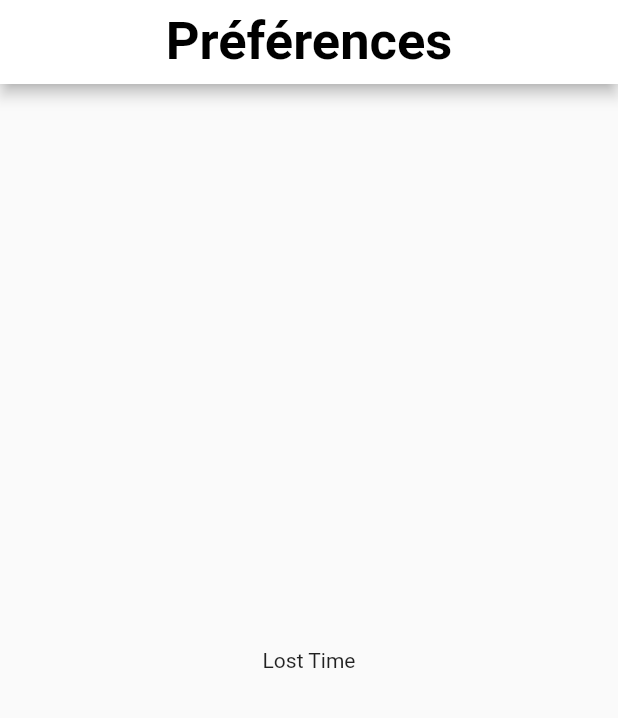
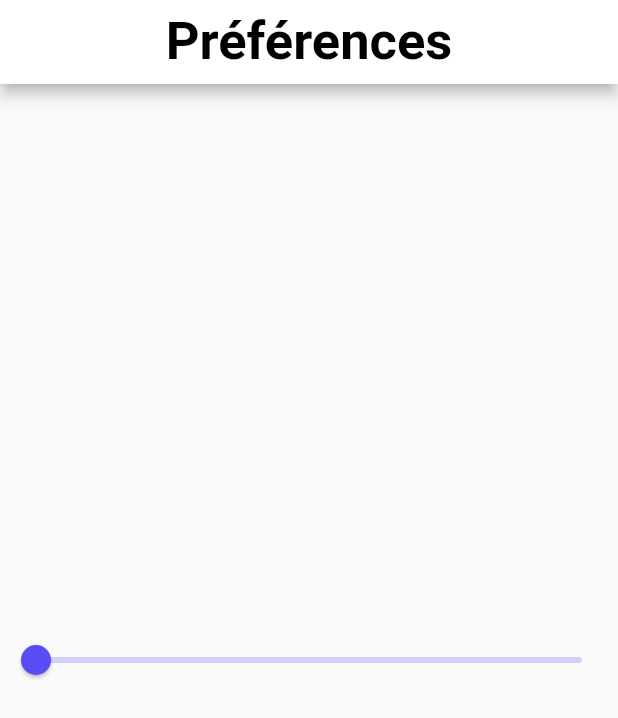
Before and after one commit to EIP-GetOut/GETOUT-Platform, a Flutter app: the PreferencesPage screen opened directly, on a phone screen of 412 x 824 dp. Shown: the top 718 px of the screen. Run offline on Flutter 3.47's test engine with Material 2 defaults, Android fonts, the phone set to English and light mode, and no system bars.

Commit message:
feat(app): :construction: Seekbar is updating when clickevent

```diff
--- a/app/lib/playgrounds/preference/preference.dart
+++ b/app/lib/playgrounds/preference/preference.dart
@@ -5,7 +5,6 @@
 ** Wrote by Perry Chouteau <perry.chouteau@epitech.eu>
 */
 
-import 'package:flutter/cupertino.dart';
 import 'package:flutter/material.dart';
 import 'package:flutter/widgets.dart';
 import 'package:getout/playgrounds/preference/checklist.dart';
@@ -15,6 +14,9 @@ class PreferencesPage extends StatefulWidget {
   PreferencesPage({
     Key? key,
   }) : super(key: key);
+
+  double time_lost = 0;
+
   final List<Category> social = [
     Category(title: 'Facebook'),
     Category(title: 'Snapchat'),
@@ -28,6 +30,8 @@ class PreferencesPage extends StatefulWidget {
     Category(title: 'Short (<30sec) '),
     Category(title: 'Vidéo (>3min)'),
   ];
+
+  double usage_date = 0;
 
   final List<Category> interest = [
     Category(title: 'Technologie'),
@@ -62,7 +66,7 @@ class _PreferencesPageState extends State<PreferencesPage> {
   @override
   Widget build(BuildContext context) {
     final PageController controller = PageController();
-    double _value = 20;
+    double _value = 0;
     return Scaffold(
       appBar: AppBar(
         automaticallyImplyLeading: false,
@@ -82,11 +86,22 @@ class _PreferencesPageState extends State<PreferencesPage> {
             child: PageView(
           /// [PageView.scrollDirection] defaults to [Axis.horizontal].
           /// Use [Axis.vertical] to scroll vertically.
-          controller: controller,
           scrollDirection: Axis.horizontal,
           children: <Widget>[
             Center(
-              child: Text("Lost Time"),
+                child: SizedBox(
+                    height: 100,
+                    child: Slider(
+                        min: 0.0,
+                        max: 10.0,
+                        value: widget.time_lost,
+                        onChanged: (value) {
+                            setState(() {
+                                widget.time_lost = value;
+                            });
+                        }
+                    )
+                )
             ),
             Center(
               child: ChecklistPage(title: "Réseaux Sociaux utilisés:", categories: widget.social),
@@ -95,19 +110,19 @@ class _PreferencesPageState extends State<PreferencesPage> {
               child: ChecklistPage(title: "Format de contenues préférés:", categories: widget.content),
             ),
             Center(
-              child: Container(
-                width: double.maxFinite,
-                child: CupertinoSlider(
-                  min: 0.0,
-                  max: 100.0,
-                  value: _value,
-                  onChanged: (value) {
-                    setState(() {
-                      _value = value;
-                    });
-                  },
-                ),
-              ),
+                child: SizedBox(
+                    height: 100,
+                    child: Slider(
+                        min: 0.0,
+                        max: 24.0,
+                        value: widget.usage_date,
+                        onChanged: (value) {
+                          setState(() {
+                            widget.usage_date = value;
+                          });
+                        }
+                    )
+                )
             ),
             Center(
               child: ChecklistPage(title: "Centre d'interet:", categories: widget.interest),
```
